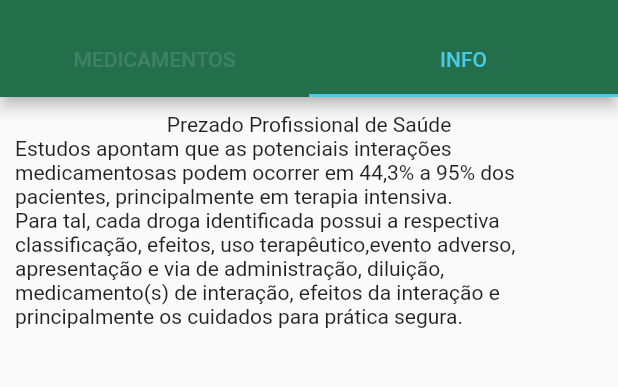
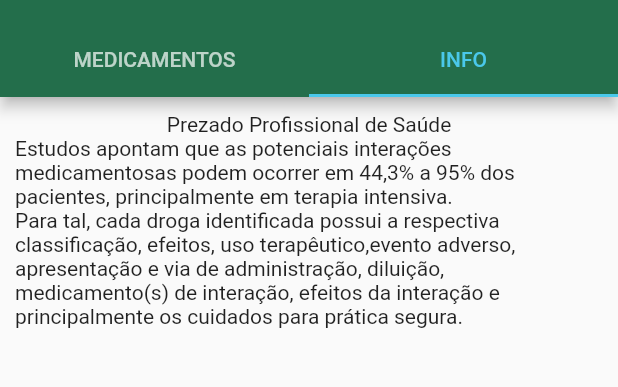
Before and after one commit to karinaplemos/cardio_help, a Flutter app: the screen it shows after launch, tab 2 chosen, on a phone screen of 412 x 824 dp, the part 59-446 px from its top. Run offline on Flutter 3.47's test engine with Material 2 defaults, Android fonts, the phone set to English and light mode, and no system bars; our stand-ins replace font_awesome_flutter.

```diff
--- a/lib/pages/HomePage/HomePage.dart
+++ b/lib/pages/HomePage/HomePage.dart
@@ -39,7 +39,7 @@ class _HomePageState extends State<HomePage> {
           title: Text('Cardio Help'),
           bottom: TabBar( //Exibe as tabs da home
             labelColor: theme.selectedColor,
-            unselectedLabelColor: Colors.white12,
+            unselectedLabelColor: Colors.white70,
             indicatorColor: theme.selectedColor,
             tabs: [
               Tab(text: 'MEDICAMENTOS'),
```
Also changed, not shown: lib/main.dart (+7 -2 lines).
